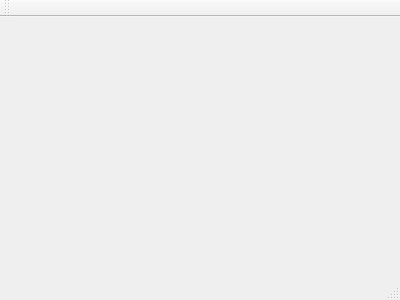
Qt form oknoglowne.ui (MiszczProgramowania/KoloFortuny) before a commit.
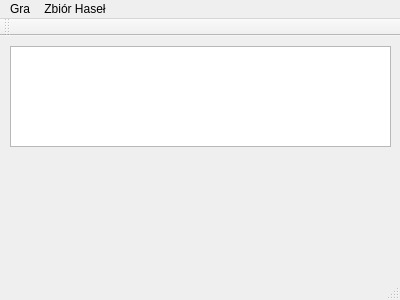
The same form after that commit.

The edit to the form file:
```diff
--- a/oknoglowne.ui
+++ b/oknoglowne.ui
@@ -12,13 +12,87 @@
   <property name="windowTitle" >
    <string>OknoGlowne</string>
   </property>
-  <widget class="QMenuBar" name="menuBar" />
-  <widget class="QToolBar" name="mainToolBar" />
-  <widget class="QWidget" name="centralWidget" />
-  <widget class="QStatusBar" name="statusBar" />
+  <widget class="QWidget" name="centralWidget">
+   <widget class="QTableWidget" name="TablicaLiter">
+    <property name="geometry">
+     <rect>
+      <x>10</x>
+      <y>10</y>
+      <width>381</width>
+      <height>101</height>
+     </rect>
+    </property>
+    <attribute name="horizontalHeaderVisible">
+     <bool>false</bool>
+    </attribute>
+    <attribute name="horizontalHeaderDefaultSectionSize">
+     <number>20</number>
+    </attribute>
+    <attribute name="horizontalHeaderMinimumSectionSize">
+     <number>20</number>
+    </attribute>
+    <attribute name="verticalHeaderVisible">
+     <bool>false</bool>
+    </attribute>
+    <attribute name="verticalHeaderDefaultSectionSize">
+     <number>20</number>
+    </attribute>
+    <attribute name="verticalHeaderMinimumSectionSize">
+     <number>20</number>
+    </attribute>
+   </widget>
+  </widget>
+  <widget class="QMenuBar" name="menuBar">
+   <property name="geometry">
+    <rect>
+     <x>0</x>
+     <y>0</y>
+     <width>400</width>
+     <height>21</height>
+    </rect>
+   </property>
+   <widget class="QMenu" name="menuGra">
+    <property name="title">
+     <string>Gra</string>
+    </property>
+    <addaction name="actionNowa"/>
+    <addaction name="actionWyjdz"/>
+   </widget>
+   <widget class="QMenu" name="menuZbiorHasel">
+    <property name="title">
+     <string>Zbiór Haseł</string>
+    </property>
+    <addaction name="actionWczytaj"/>
+   </widget>
+   <addaction name="menuGra"/>
+   <addaction name="menuZbiorHasel"/>
+  </widget>
+  <widget class="QToolBar" name="mainToolBar">
+   <attribute name="toolBarArea">
+    <enum>TopToolBarArea</enum>
+   </attribute>
+   <attribute name="toolBarBreak">
+    <bool>false</bool>
+   </attribute>
+  </widget>
+  <widget class="QStatusBar" name="statusBar"/>
+  <action name="actionNowa">
+   <property name="text">
+    <string>Nowa</string>
+   </property>
+  </action>
+  <action name="actionWyjdz">
+   <property name="text">
+    <string>Wyjdź</string>
+   </property>
+  </action>
+  <action name="actionWczytaj">
+   <property name="text">
+    <string>Wczytaj zbiór haseł</string>
+   </property>
+  </action>
  </widget>
- <layoutDefault spacing="6" margin="11" />
- <pixmapfunction></pixmapfunction>
+ <layoutdefault spacing="6" margin="11"/>
  <resources/>
  <connections/>
 </ui>
```
Left out of the diff: 29 changed lines with no effect on the pictures.
